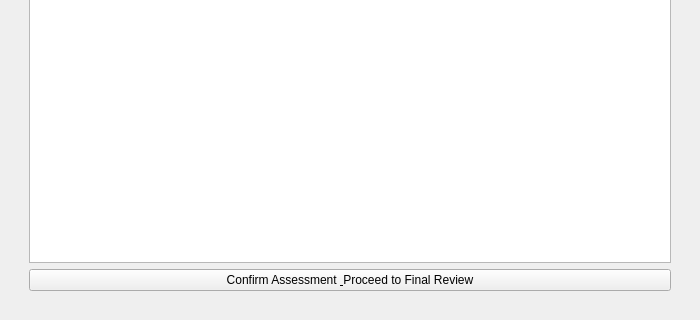
mariolewis/asdf_factory, file gui/spec_elaboration_page.ui: the form before one commit; both pictures show x 0 to 700 and y 180 to 500 of the 700 by 500 pixel window.
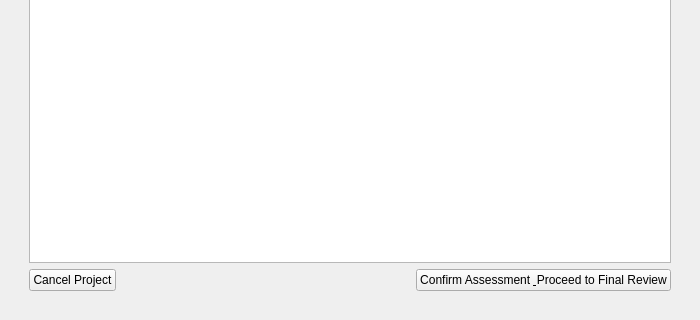
The form after the commit. The open tabs and pages were chosen to show the change.

Commit message: feat(ui): Add reusable DecisionPage and fix Genesis workflow

Patch:
```diff
--- a/gui/spec_elaboration_page.ui
+++ b/gui/spec_elaboration_page.ui
@@ -132,11 +132,35 @@
         </widget>
        </item>
        <item>
+        <layout class="QHBoxLayout" name="horizontalLayout_3">
+         <item>
+          <widget class="QPushButton" name="cancelProjectButton">
+           <property name="text">
+            <string>Cancel Project</string>
+           </property>
+          </widget>
+         </item>
+         <item>
+          <spacer name="horizontalSpacer">
+           <property name="orientation">
+            <enum>Qt::Horizontal</enum>
+           </property>
+           <property name="sizeHint" stdset="0">
+            <size>
+             <width>40</width>
+             <height>20</height>
+            </size>
+           </property>
+          </spacer>
+         </item>
+         <item>
         <widget class="QPushButton" name="confirmAnalysisButton">
          <property name="text">
           <string>Confirm Assessment &amp; Proceed to Final Review</string>
          </property>
         </widget>
+         </item>
+        </layout>
        </item>
       </layout>
      </widget>
```
Lines whose indentation alone changed are shown as unchanged. The commit also changes 24 other files.
